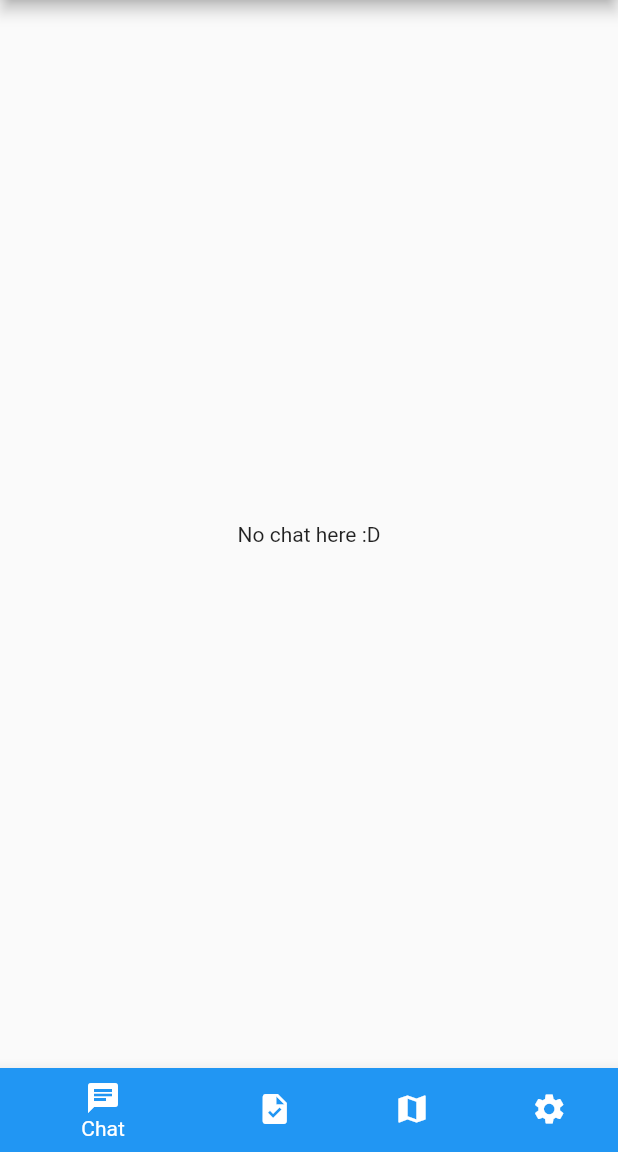
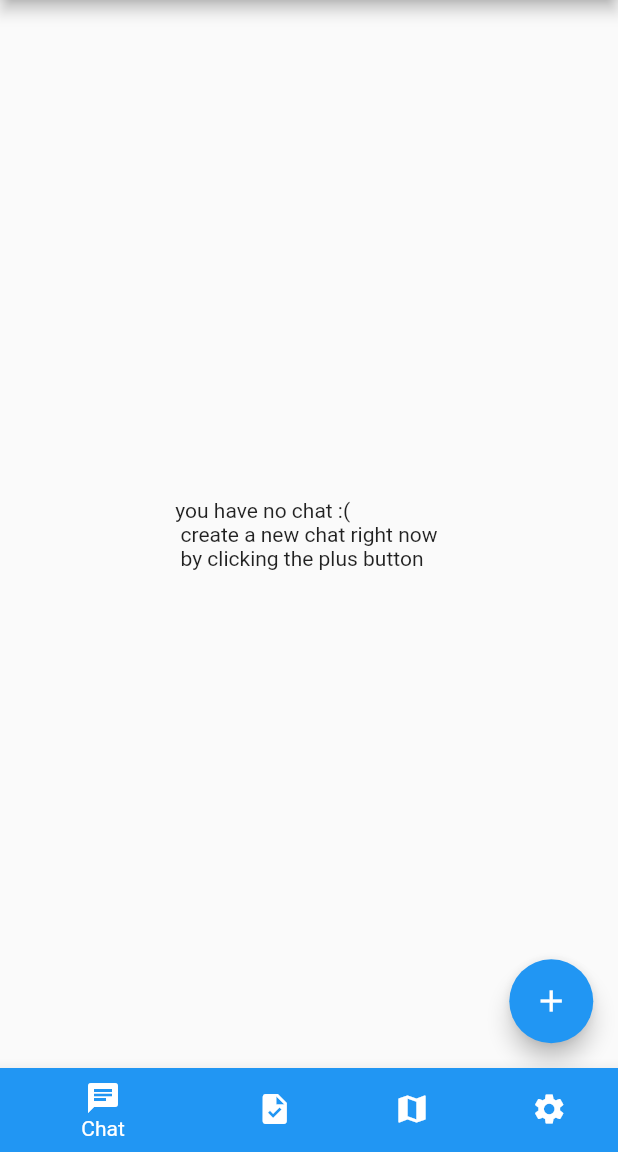
Before and after one commit to galih9/fluttter-firebase, a Flutter app: the screen it shows once a user with an empty profile is signed in, on a phone screen of 412 x 824 dp, the part 84-1236 px from its top. Run offline on Flutter 3.47's test engine with Material 2 defaults, Android fonts, the light colour scheme and no system bars; our stand-ins replace cloud_firestore, firebase_auth, firebase_core, flutter_offline, flutter_speed_dial, font_awesome_flutter and 4 more; accounts and stored records are empty.

Commit message:
chat functionality

```diff
--- a/lib/chats/components/chat_homepage.dart
+++ b/lib/chats/components/chat_homepage.dart
@@ -35,8 +35,30 @@ class _ChatHomePageState extends State<ChatHomePage> {
         if (!snapshot.hasData) {
           return const Center(child: Text("Loading ..."));
         } else if (snapshot.data!.size == 0) {
-          return const Center(
-            child: Text('No chat here :D'),
+          return Stack(
+            fit: StackFit.expand,
+            children: [
+              const Center(
+                child: Text(
+                    'you have no chat :( \n create a new chat right now \n by clicking the plus button'),
+              ),
+              Positioned(
+                right: 2.h,
+                bottom: 2.h,
+                child: FloatingActionButton(
+                  heroTag: 'add',
+                  onPressed: () {
+                    Navigator.push(
+                      context,
+                      MaterialPageRoute(
+                        builder: (context) => AddNewRoom(),
+                      ),
+                    );
+                  },
+                  child: const Icon(Icons.add),
+                ),
+              ),
+            ],
           );
         }
         return Stack(
--- a/lib/chats/forms/new_room.dart
+++ b/lib/chats/forms/new_room.dart
@@ -52,7 +52,7 @@ class _AddNewRoomState extends State<AddNewRoom> {
                         'createdAt': resTimestamp,
                         'createdBy': user!.uid,
                         'groupIcon': '',
-                        'groupTitle': user!.displayName,
+                        'groupTitle': e['name'],
                         'id': messageId,
                         'members': [user!.uid, e.id],
                         'recentMessage': {
```
Also changed, not shown: lib/chats/components/chat_message.dart (+38 -3 lines).
